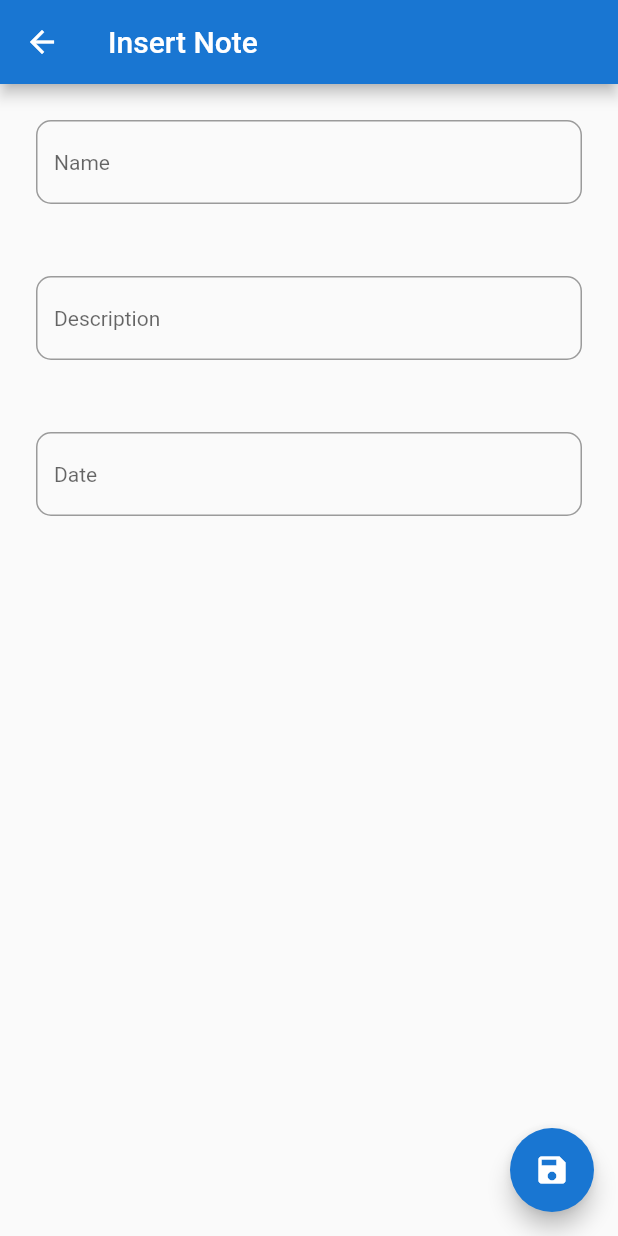
After one commit to huutriGh/flutter_globapp, a Flutter app: the NotesScreen screen opened directly, after a tap on the "add" icon, on a phone screen of 412 x 824 dp. The commit adds this screen. Run offline on Flutter 3.47's test engine with Material 2 defaults, Android fonts, the light colour scheme and no system bars; our stand-ins replace sembast, shared_preferences, sqflite; missing offline and left inert: encrypt; accounts and stored records are empty.

Commit message:
complete add UI and integrate sql helper

```diff
--- a/lib/screens/home.dart
+++ b/lib/screens/home.dart
@@ -1,4 +1,5 @@
 import 'package:flutter/material.dart';
+import 'package:globapp/screens/notes.dart';
 import 'package:globapp/screens/password.dart';
 import '../data/shared_prefs.dart';
 
@@ -76,6 +77,21 @@ class _HomeScreenState extends State<HomeScreen> {
                             builder: (context) => const PasswordsScreen()));
                   },
                 ),
+                ListTile(
+                  title: Text(
+                    'Notes',
+                    style: TextStyle(
+                      fontSize: fontSize,
+                    ),
+                  ),
+                  onTap: () {
+                    Navigator.pop(context);
+                    Navigator.push(
+                        context,
+                        MaterialPageRoute(
+                            builder: (context) => const NotesScreen()));
+                  },
+                ),
               ],
             ),
           ),
--- /dev/null
+++ b/lib/screens/note.dart
@@ -0,0 +1,107 @@
+import 'package:flutter/material.dart';
+import '../models/note.dart';
+import '../data/shared_prefs.dart';
+import '../data/sql_helper.dart';
+import './notes.dart';
+
+class NoteScreen extends StatefulWidget {
+  final Note note;
+  final bool isNew;
+
+  const NoteScreen(this.note, this.isNew, {super.key});
+
+  @override
+  State createState() => _NoteScreenState();
+}
+
+class _NoteScreenState extends State<NoteScreen> {
+  int settingColor = 0xff1976D2;
+  double fontSize = 16;
+  SPSettings settings = SPSettings();
+  SqlHelper helper = SqlHelper();
+  final TextEditingController txtName = TextEditingController();
+  final TextEditingController txtNotes = TextEditingController();
+  final TextEditingController txtDate = TextEditingController();
+
+  @override
+  void initState() {
+    settings.init().then((_) {
+      setState(() {
+        settingColor = settings.getColor();
+        fontSize = settings.getFontSize();
+      });
+    });
+    if (!widget.isNew) {
+      txtName.text = widget.note.name;
+      txtNotes.text = widget.note.notes;
+      txtDate.text = widget.note.date;
+    }
+
+    super.initState();
+  }
+
+  @override
+  Widget build(BuildContext context) {
+    return Scaffold(
+      appBar: AppBar(
+        title:
+            widget.isNew ? const Text('Insert Note') : const Text('Edit Note'),
+        backgroundColor: Color(settingColor),
+      ),
+      body: SingleChildScrollView(
+        child: Column(
+          children: [
+            NoteText('Name', txtName, fontSize),
+            NoteText('Description', txtNotes, fontSize),
+            NoteText('Date', txtDate, fontSize),
+          ],
+        ),
+      ),
+      floatingActionButton: FloatingActionButton(
+        backgroundColor: Color(settingColor),
+        onPressed: () {
+          //save Note
+          widget.note.name = txtName.text;
+          widget.note.notes = txtNotes.text;
+          widget.note.date = txtDate.text;
+          widget.note.position = 0;
+          if (widget.isNew) {
+            helper.insertNote(widget.note);
+          } else {
+            helper.updateNote(widget.note);
+          }
+          Navigator.pushReplacement(
+            context,
+            MaterialPageRoute(builder: (context) => const NotesScreen()),
+          );
+        },
+        child: const Icon(Icons.save),
+      ),
+    );
+  }
+}
+
+class NoteText extends StatelessWidget {
+  final String description;
+  final TextEditingController controller;
+  final double textSize;
+
+  const NoteText(this.description, this.controller, this.textSize, {super.key});
+
+  @override
+  Widget build(BuildContext context) {
+    return Padding(
+      padding: const EdgeInsets.all(24.0),
+      child: TextField(
+        controller: controller,
+        style: TextStyle(
+          fontSize: textSize,
+        ),
+        decoration: InputDecoration(
+            border: const OutlineInputBorder(
+                borderRadius: BorderRadius.all(Radius.circular(10))),
+            hintText: description),
+      ),
+    );
+  }
+}
--- /dev/null
+++ b/lib/screens/notes.dart
@@ -0,0 +1,92 @@
+import 'package:flutter/material.dart';
+import '../models/note.dart';
+import '../data/sql_helper.dart';
+import '../data/shared_prefs.dart';
+import './note.dart';
+
+class NotesScreen extends StatefulWidget {
+  const NotesScreen({super.key});
+
+  @override
+  State createState() => _NotesScreenState();
+}
+
+class _NotesScreenState extends State<NotesScreen> {
+  int settingColor = 0xff1976d2;
+  double fontSize = 16;
+  SPSettings settings = SPSettings();
+  SqlHelper sqlHelper = SqlHelper();
+
+  @override
+  void initState() {
+    settings.init().then((value) {
+      setState(() {
+        settingColor = settings.getColor();
+        fontSize = settings.getFontSize();
+      });
+    });
+    super.initState();
+  }
+
+  @override
+  Widget build(BuildContext context) {
+    return Scaffold(
+      appBar: AppBar(
+        title: const Text('Notes'),
+        backgroundColor: Color(settingColor),
+      ),
+      body: FutureBuilder(
+        future: getNotes(),
+        builder: (context, snapshot) {
+          List<Note> notes =
+              snapshot.data == null ? [] : snapshot.data as List<Note>;
+          // ignore: unnecessary_null_comparison
+          if (notes == null) {
+            return Container();
+          } else {
+            return ReorderableListView(
+              onReorder: (oldIndex, newIndex) async {},
+              children: [
+                for (final note in notes)
+                  Dismissible(
+                      key: Key(note.id.toString()),
+                      onDismissed: (direction) {
+                        sqlHelper.deleteNote(note);
+                      },
+                      child: Card(
+                        key: ValueKey(note.position),
+                        child: ListTile(
+                          title: Text(note.name),
+                          onTap: () {
+                            Navigator.push(
+                                context,
+                                MaterialPageRoute(
+                                    builder: (context) =>
+                                        NoteScreen(note, false)));
+                          },
+                        ),
+                      ))
+              ],
+            );
+          }
+        },
+      ),
+      floatingActionButton: FloatingActionButton(
+        backgroundColor: Color(settingColor),
+        onPressed: () {
+          Navigator.push(
+              context,
+              MaterialPageRoute(
+                  builder: (context) => NoteScreen(Note('', '', '', 1), true)));
+        },
+        child: const Icon(Icons.add),
+      ),
+    );
+  }
+
+  Future<List<Note>> getNotes() async {
+    sqlHelper = SqlHelper();
+    List<Note> notes = await sqlHelper.getNote();
+    return notes;
+  }
+}
```
